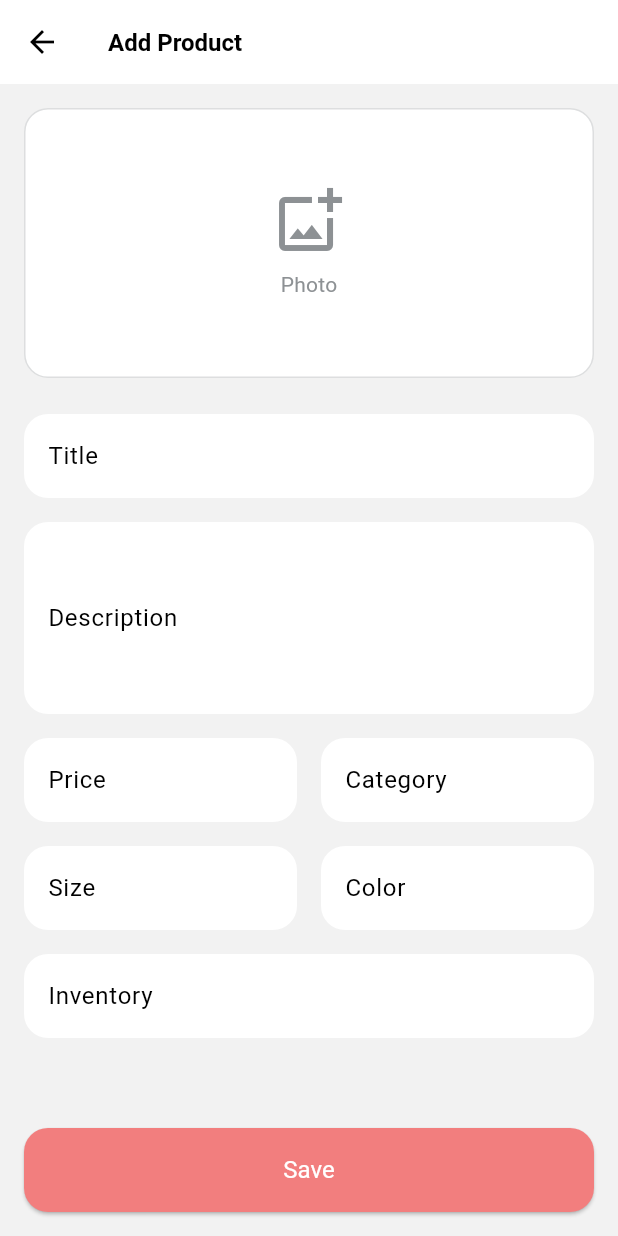
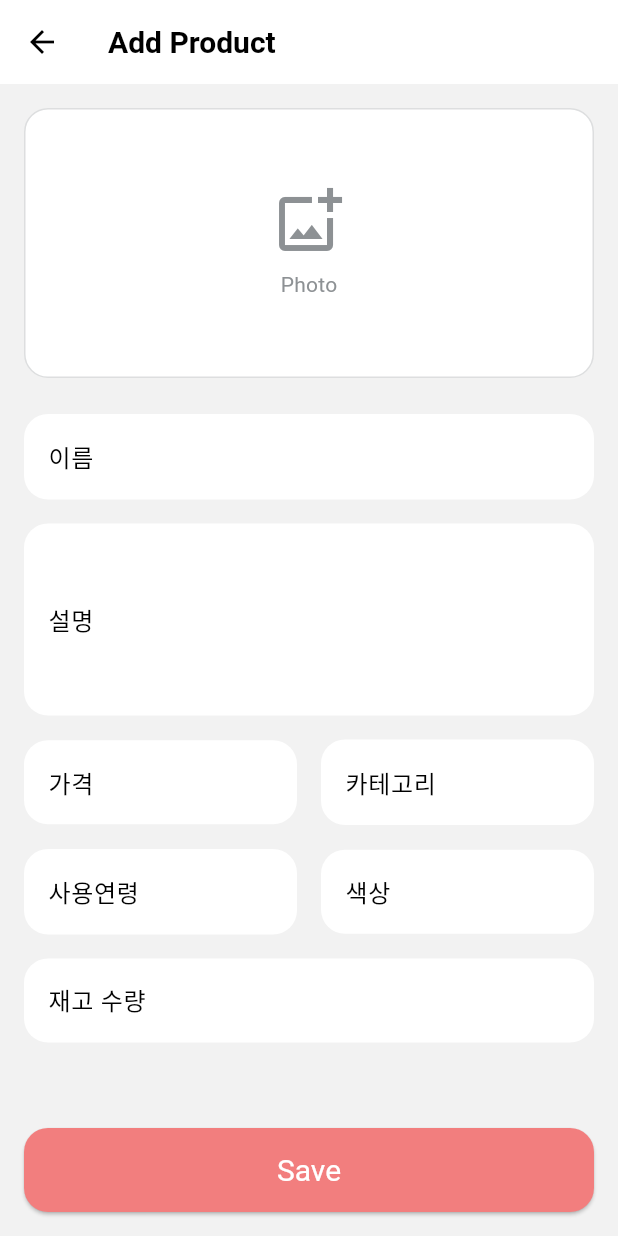
Before and after one commit to AllbAd1/ttotoy_app, a Flutter app: the AddProductPage screen opened directly, on a phone screen of 412 x 824 dp. Run offline on Flutter 3.47's test engine with Material 3 defaults, Android fonts, the phone set to English and light mode, and no system bars.

Commit message:
fix: 홈화면 $를 원화로 교체 및 셈플 아이템 한글화 진행

```diff
--- a/lib/state/product_store.dart
+++ b/lib/state/product_store.dart
@@ -8,37 +8,37 @@ class ProductStore extends ChangeNotifier {
   ProductStore() {
     _products.addAll([
       const Product(
-        name: 'Baby Boy Bodysuits Set',
+        name: '별모양 벨소리 장난감',
         description:
-            'Soft cotton bodysuits that keep your baby comfortable all day long.',
-        price: 45.00,
+            '버튼을 누르면 삐용삐용 소리가 나요',
+        price: 45000,
         imageAsset: 'assets/images/Ttotoy_1.webp',
         size: '0-3M',
-        color: 'Gray',
+        color: '노랑색',
       ),
       const Product(
-        name: 'Baby boy bottle',
-        description: 'Pelletentesque habit...baby bottle with silicone nipple.',
-        price: 12.00,
+        name: '케이크모양 장난감',
+        description: '버튼을 누르면 삐용삐용 소리가 나요',
+        price: 12000,
         imageAsset: 'assets/images/Ttotoy_2.webp',
         size: '0-3M',
-        color: 'Gray',
+        color: '흰색',
       ),
       const Product(
-        name: 'Baby boy toy',
-        description: 'Sed ac eurt cutabular et. Soft plush toy for tummy time.',
-        price: 44.00,
+        name: '뽀로로 장난감',
+        description: '버튼을 누르면 뽀로로가 노래를 불러요',
+        price: 44000,
         imageAsset: 'assets/images/Ttotoy_3.webp',
         size: '3-6M',
-        color: 'Yellow',
+        color: '노란색',
       ),
       const Product(
-        name: 'Baby jute toys',
-        description: 'Suspendisse sollicitudin classic toy bundle.',
-        price: 54.00,
+        name: '주사위 장난감',
+        description: '주사위의 모든면에 버튼을 누르면 소리가 나요',
+        price: 54000,
         imageAsset: 'assets/images/Ttotoy_4.webp',
         size: '6-12M',
-        color: 'Pink',
+        color: '빨강',
       ),
     ]);
   }
--- a/lib/view/cart/cart_page.dart
+++ b/lib/view/cart/cart_page.dart
@@ -1,4 +1,5 @@
 import 'package:flutter/material.dart';
+import 'package:tasks/state/product_store.dart';
 
 import '../../constants/colors.dart';
 import '../../core/product.dart';
@@ -89,6 +90,8 @@ class _CartPageState extends State<CartPage> {
       }
     });
   }
+
+
 
 // ★★★ 장바구니 항목 삭제 기능 추가
   void _removeItem(int index) {
--- a/lib/view/home/home_page.dart
+++ b/lib/view/home/home_page.dart
@@ -13,7 +13,9 @@ class HomePage extends StatelessWidget {
   @override
   Widget build(BuildContext context) {
     final theme = Theme.of(context);
-    final store = ProductProvider.of(context);
+    final store = ProductProvider.of(context); //전역상태관리
+
+
 
     return Scaffold(
       backgroundColor: theme.scaffoldBackgroundColor,
@@ -50,7 +52,8 @@ class HomePage extends StatelessWidget {
                   }
                   return ListView.separated(
                     itemCount: products.length,
-                    separatorBuilder: (_, __) => const SizedBox(height: 12),
+                    separatorBuilder: (_, __)
+                     {return const SizedBox(height: 12);},
                     itemBuilder: (context, index) {
                       final product = products[index];
                       return _ProductCard(
@@ -209,7 +212,7 @@ class _ProductCard extends StatelessWidget {
                   ),
                   const SizedBox(height: 8),
                   Text(
-                    '\$${product.price.toStringAsFixed(2)}',
+                    '\₩${product.price.toStringAsFixed(0)}',
                     style: theme.textTheme.titleLarge?.copyWith(
                       color: AppColors.primaryPeach,
                     ),
--- a/lib/view/product/add_product_page.dart
+++ b/lib/view/product/add_product_page.dart
@@ -38,7 +38,7 @@ class _AddProductPageState extends State<AddProductPage> {
     final theme = Theme.of(context);
     return Scaffold(
       appBar: AppBar(
-        title: const Text('Add Product'),
+        title: const Text('Add Product', style: TextStyle(fontSize: 20),),
         actions: [
           TextButton(
             onPressed: _onSave,
@@ -60,15 +60,15 @@ class _AddProductPageState extends State<AddProductPage> {
               const SizedBox(height: 24),
               _buildTextField(
                 controller: _titleController,
-                label: 'Title',
-                hint: 'Baby Boy Bodysuits Set',
+                label: '이름',
+                hint: '이름을 입력 해주세요!',
               ),
               const SizedBox(height: 16),
               _buildTextField(
                 controller: _descriptionController,
-                label: 'Description',
+                label: '설명',
                 hint:
-                    'Lorem ipsum dolor sit amet, consectetur adipiscing elit, sed diam nonummy nibh euismod tincidunt.',
+                    '설명을 입력 해주세요!',
                 maxLines: 4,
               ),
               const SizedBox(height: 16),
@@ -77,8 +77,8 @@ class _AddProductPageState extends State<AddProductPage> {
                   Expanded(
                     child: _buildTextField(
                       controller: _priceController,
-                      label: 'Price',
-                      hint: '\$45.00',
+                      label: '가격',
+                      hint: '\₩',
                       keyboardType:
                           const TextInputType.numberWithOptions(decimal: true),
                     ),
@@ -87,8 +87,8 @@ class _AddProductPageState extends State<AddProductPage> {
                   Expanded(
                     child: _buildTextField(
                       controller: _categoryController,
-                      label: 'Category',
-                      hint: 'Baby Boy',
+                      label: '카테고리',
+                      hint: '남아 or 여아',
                     ),
                   ),
                 ],
@@ -99,16 +99,16 @@ class _AddProductPageState extends State<AddProductPage> {
                   Expanded(
                     child: _buildTextField(
                       controller: _sizeController,
-                      label: 'Size',
-                      hint: '0-3M',
+                      label: '사용연령',
+                      hint: '예시 0~3M',
                     ),
                   ),
                   const SizedBox(width: 16),
                   Expanded(
                     child: _buildTextField(
                       controller: _colorController,
-                      label: 'Color',
-                      hint: 'Gray',
+                      label: '색상',
+                      hint: '',
                     ),
                   ),
                 ],
@@ -116,8 +116,8 @@ class _AddProductPageState extends State<AddProductPage> {
               const SizedBox(height: 16),
               _buildTextField(
                 controller: _inventoryController,
-                label: 'Inventory',
-                hint: '15',
+                label: '재고 수량',
+                hint: '',
                 keyboardType: TextInputType.number,
               ),
             ],
@@ -135,7 +135,7 @@ class _AddProductPageState extends State<AddProductPage> {
                 borderRadius: BorderRadius.circular(16),
               ),
             ),
-            child: const Text('Save'),
+            child: const Text('Save', style: TextStyle(fontSize: 20),),
           ),
         ),
       ),
--- a/lib/view/ttotoy_detail/ttotoy_detail_page.dart
+++ b/lib/view/ttotoy_detail/ttotoy_detail_page.dart
@@ -49,12 +49,12 @@ class ProductDetailPage extends StatelessWidget {
             ),
             const SizedBox(height: 20),
             _DetailTile(
-              label: 'Baby Size',
+              label: '사이즈',
               value: product.size,
             ),
             const SizedBox(height: 8),
             _DetailTile(
-              label: 'Color',
+              label: '색상',
               value: product.color,
             ),
             const SizedBox(height: 24),
@@ -62,11 +62,11 @@ class ProductDetailPage extends StatelessWidget {
               mainAxisAlignment: MainAxisAlignment.spaceBetween,
               children: [
                 Text(
-                  'Price',
+                  '가격',
                   style: theme.textTheme.titleMedium,
                 ),
                 Text(
-                  '\$${product.price.toStringAsFixed(2)}',
+                  '\₩${product.price.toStringAsFixed(0)}',
                   style: theme.textTheme.titleLarge?.copyWith(
                     color: AppColors.primaryPeach,
                     fontSize: 22,
```
